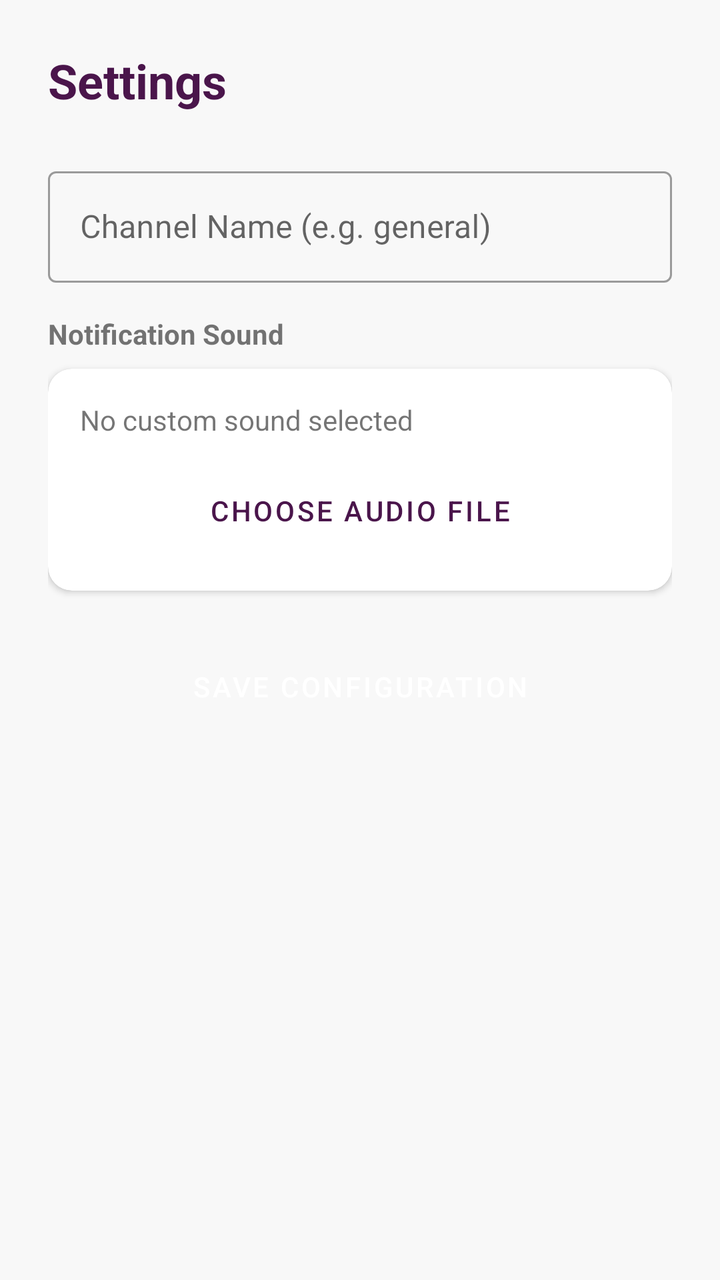
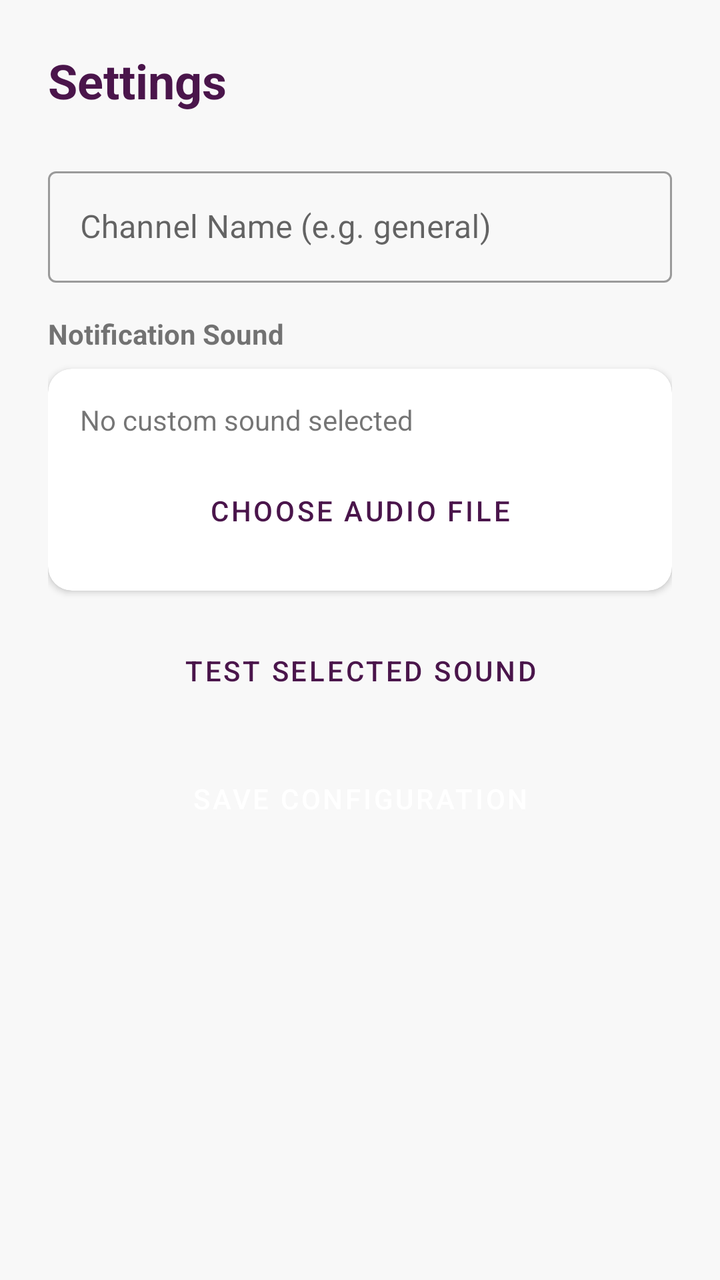

The first picture is an Android layout as it rendered before a commit; the second is the same layout after the commit. The layout source and the unified diff follow.
<!-- AndroidManifest.xml: application theme AppTheme -->
<!-- res/layout/activity_settings.xml -->
<?xml version="1.0" encoding="utf-8"?>
<LinearLayout xmlns:android="http://schemas.android.com/apk/res/android"
    android:layout_width="match_parent"
    android:layout_height="match_parent"
    android:orientation="vertical"
    android:padding="24dp">

    <TextView
        android:layout_width="wrap_content"
        android:layout_height="wrap_content"
        android:text="@string/title_settings"
        android:textSize="24sp"
        android:textStyle="bold"
        android:textColor="@color/primary"
        android:layout_marginBottom="24dp"/>

    <com.google.android.material.textfield.TextInputLayout
        style="@style/Widget.MaterialComponents.TextInputLayout.OutlinedBox"
        android:layout_width="match_parent"
        android:layout_height="wrap_content"
        android:hint="@string/hint_channel_name"
        android:layout_marginBottom="16dp">

        <com.google.android.material.textfield.TextInputEditText
            android:id="@+id/et_channel_name"
            android:layout_width="match_parent"
            android:layout_height="wrap_content" />
    </com.google.android.material.textfield.TextInputLayout>

    <TextView
        android:layout_width="wrap_content"
        android:layout_height="wrap_content"
        android:text="@string/label_notif_sound"
        android:textStyle="bold"
        android:layout_marginBottom="8dp"/>

    <com.google.android.material.card.MaterialCardView
        style="@style/Widget.SlackNotif.Card"
        android:layout_width="match_parent"
        android:layout_height="wrap_content"
        android:layout_marginBottom="24dp">

        <LinearLayout
            android:layout_width="match_parent"
            android:layout_height="wrap_content"
            android:orientation="vertical"
            android:padding="16dp">

            <TextView
                android:id="@+id/tv_sound_uri"
                android:layout_width="match_parent"
                android:layout_height="wrap_content"
                android:text="@string/no_sound_selected"
                android:ellipsize="middle"
                android:singleLine="true"
                android:layout_marginBottom="12dp"/>

            <Button
                android:id="@+id/btn_pick_sound"
                style="@style/Widget.MaterialComponents.Button.OutlinedButton"
                android:layout_width="match_parent"
                android:layout_height="wrap_content"
                android:text="@string/btn_choose_audio" />
        </LinearLayout>
    </com.google.android.material.card.MaterialCardView>

    <Button
        android:id="@+id/btn_save"
        style="@style/Widget.SlackNotif.Button"
        android:layout_width="match_parent"
        android:layout_height="wrap_content"
        android:text="@string/btn_save_config" />

</LinearLayout>
<!-- resources referenced by this layout -->
<resources>
  <color name="primary">#4A154B</color>
  <string name="btn_choose_audio">Choose Audio File</string>
  <string name="btn_save_config">Save Configuration</string>
  <string name="hint_channel_name">Channel Name (e.g. general)</string>
  <string name="label_notif_sound">Notification Sound</string>
  <string name="no_sound_selected">No custom sound selected</string>
  <string name="title_settings">Settings</string>
  <style name="Widget.SlackNotif.Button" parent="Widget.MaterialComponents.Button">
          <item name="cornerRadius">8dp</item>
          <item name="android:insetTop">0dp</item>
          <item name="android:insetBottom">0dp</item>
          <item name="android:paddingTop">12dp</item>
          <item name="android:paddingBottom">12dp</item>
      </style>
  <style name="Widget.SlackNotif.Card" parent="Widget.MaterialComponents.CardView">
          <item name="cardCornerRadius">12dp</item>
          <item name="cardElevation">2dp</item>
          <item name="android:layout_marginBottom">16dp</item>
      </style>
  <style name="AppTheme" parent="Theme.MaterialComponents.Light.NoActionBar">
          
          <item name="colorPrimary">@color/primary</item>
          <item name="colorPrimaryVariant">@color/primary_variant</item>
          <item name="colorSecondary">@color/secondary</item>
          <item name="android:windowBackground">@color/background</item>
          <item name="android:statusBarColor">@color/primary_variant</item>
      </style>
  <color name="primary_variant">#611f69</color>
  <color name="secondary">#36C5F0</color>
  <color name="background">#F8F8F8</color>
</resources>

<!-- the commit's change to res/layout/activity_settings.xml (unified diff, before → after) -->
@@ -38,7 +38,7 @@
         style="@style/Widget.SlackNotif.Card"
         android:layout_width="match_parent"
         android:layout_height="wrap_content"
-        android:layout_marginBottom="24dp">
+        android:layout_marginBottom="16dp">
 
         <LinearLayout
             android:layout_width="match_parent"
@@ -65,6 +65,14 @@
     </com.google.android.material.card.MaterialCardView>
 
     <Button
+        android:id="@+id/btn_test_sound"
+        style="@style/Widget.MaterialComponents.Button.TextButton"
+        android:layout_width="match_parent"
+        android:layout_height="wrap_content"
+        android:text="@string/btn_test_sound"
+        android:layout_marginBottom="16dp"/>
+
+    <Button
         android:id="@+id/btn_save"
         style="@style/Widget.SlackNotif.Button"
         android:layout_width="match_parent"
<!-- resource entries referenced after the edit -->
@@ -3,6 +3,7 @@
   <color name="primary">#4A154B</color>
   <string name="btn_choose_audio">Choose Audio File</string>
   <string name="btn_save_config">Save Configuration</string>
+  <string name="btn_test_sound">Test Selected Sound</string>
   <string name="hint_channel_name">Channel Name (e.g. general)</string>
   <string name="label_notif_sound">Notification Sound</string>
   <string name="no_sound_selected">No custom sound selected</string>
